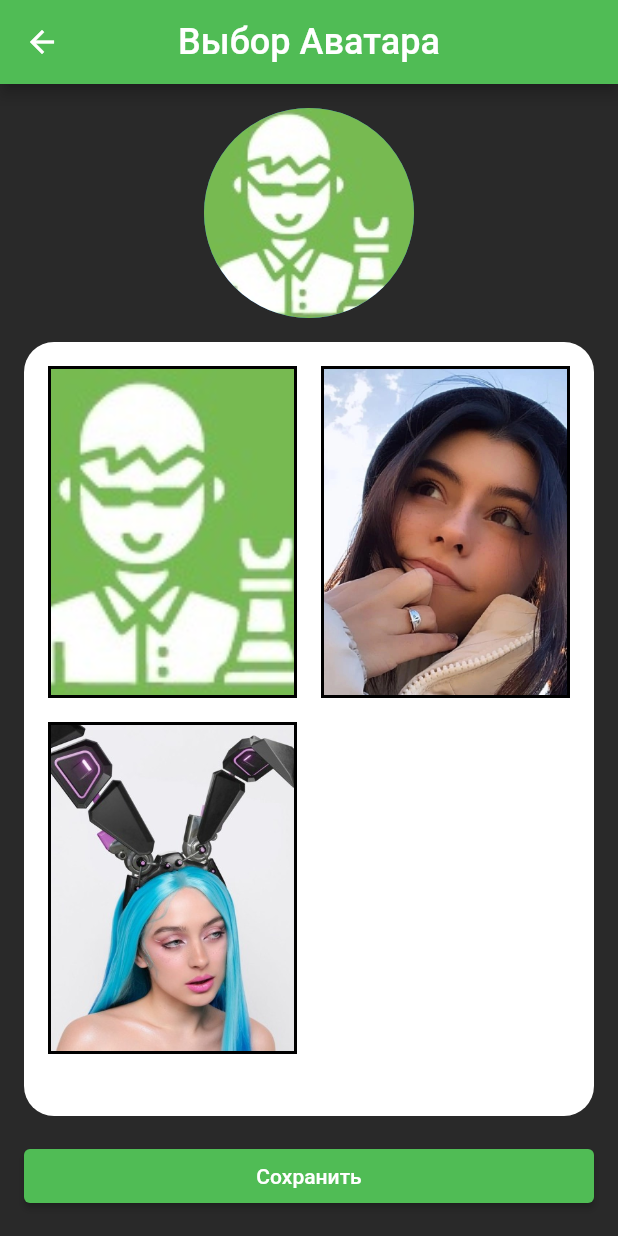
After one commit to RedJohn12345/BoardGameMeet_Client, a Flutter app: the ChooseAvatar screen opened by its route, on a phone screen of 412 x 824 dp. The commit adds this screen. Run offline on Flutter 3.47's test engine with Material 2 defaults, Android fonts, the phone set to English and light mode, and no system bars; missing offline and left inert: yandex_mapkit.

Commit message:
add design screens profile edit and choose avatar

```diff
--- a/lib/main.dart
+++ b/lib/main.dart
@@ -1,5 +1,6 @@
-
+import 'package:boardgm/screens/ChooseAvatarScreen.dart';
 import 'package:boardgm/screens/MapCity.dart';
+import 'package:boardgm/screens/ProfileEditScreen.dart';
 import 'package:boardgm/screens/ProfileScreen.dart';
 import 'package:boardgm/screens/changePassword.dart';
 import 'package:boardgm/screens/eventScreen.dart';
@@ -37,7 +38,10 @@ class FlutterApp extends StatelessWidget {
         '/eventShow': (context) => EventScreenShow(),
         '/members': (context) => MembersScreen(),
         '/profile': (context) => ProfileScreen(),
+        '/profileEdit': (context) => ProfileEditScreen(),
+        '/avatarChoose': (context) => ChooseAvatar(),
         '/map': (context) => MapCity(),
+
       },
     );
   }
--- /dev/null
+++ b/lib/screens/ChooseAvatarScreen.dart
@@ -0,0 +1,107 @@
+import 'package:flutter/material.dart';
+
+import '../model/event.dart';
+
+class ChooseAvatar extends StatefulWidget {
+
+
+  ChooseAvatar({super.key});
+
+  @override
+  State<ChooseAvatar> createState() => _ChooseAvatarState();
+}
+
+class _ChooseAvatarState extends State<ChooseAvatar> {
+
+  final List<AssetImage> images = [
+    AssetImage('assets/images/1.jpg'),
+    AssetImage('assets/images/2.jpg'),
+    AssetImage('assets/images/3.jpg'),
+  ];
+
+  String path = "assets/images/1.jpg";
+
+  @override
+  Widget build(BuildContext context) {
+    return Scaffold(
+      appBar: AppBar(
+        title:
+            Text("Выбор Аватара", style: TextStyle(fontSize: 24),),
+        //
+        centerTitle: true,
+        backgroundColor: Color(0xff50bc55),
+      ),
+      backgroundColor: Color(0xff292929),
+      body:
+        Container(
+          padding: EdgeInsets.fromLTRB(16, 0, 16, 0),
+          child: Column(
+            children: [
+              const SizedBox(height: 16,),
+              SizedBox(height: 140, width: 140,
+                child: CircleAvatar(
+                  backgroundImage: AssetImage(path),
+                  radius: 200,
+                ),
+              ),
+              const SizedBox(height: 16,),
+              Flexible(
+                child: Container(
+                  decoration: BoxDecoration(
+                      color: Colors.white,
+                      borderRadius: BorderRadius.circular(20)),
+                  padding: EdgeInsets.all(16),
+                  child: GridView.builder(
+                    itemCount: images.length,
+                    gridDelegate: SliverGridDelegateWithFixedCrossAxisCount(
+                      crossAxisCount: 2,
+                      childAspectRatio: 0.75,
+                      crossAxisSpacing: 16,
+                      mainAxisSpacing: 16,
+                    ),
+                    itemBuilder: (context, index) {
+                      return GestureDetector(
+                        onTap: () {
+                          setState(() {
+                            path = images[index].assetName;
+                          });
+                        },
+                        child: Container(
+                          decoration: BoxDecoration(
+                              border: Border.all(
+                              color: Colors.black,
+                              width: 2,
+                            ),
+                          ),
+                          child: Image(
+                            image: images[index],
+                            fit: BoxFit.cover,
+                          ),
+                        ),
+                      );
+                    },
+                  ),
+                ),
+              ),
+              const SizedBox(height: 16,),
+              Row(
+                  children: [
+                    Expanded(
+                      child: ElevatedButton( onPressed: () {
+                          Navigator.pop(context);
+                      },
+                        child: Text("Сохранить"),
+                        style: const ButtonStyle(backgroundColor: MaterialStatePropertyAll<Color>(Color(0xff50bc55))),
+                      ),
+                    ),]
+              ),
+
+              const SizedBox(height: 16,),
+            ],
+          ),
+        ),
+
+
+    );
+  }
+}
--- a/lib/screens/MapCity.dart
+++ b/lib/screens/MapCity.dart
@@ -78,7 +78,7 @@ class _MapCityState extends State<MapCity> {
     setState(() {
       _suggestions = [];
         result.items!.asMap().forEach((i, item) {
-          _suggestions.add(item.displayText);
+          _suggestions.add(item.title);
         });
     });
 
--- a/lib/screens/ProfileScreen.dart
+++ b/lib/screens/ProfileScreen.dart
@@ -55,7 +55,7 @@ class _ProfileScreenState extends State<ProfileScreen> {
         backgroundColor: Color(0xff50bc55),
         actions: [
           IconButton(onPressed: () {
-
+            Navigator.pushNamed(context, '/profileEdit', arguments: member);
           }, icon: Icon(Icons.settings))
         ],
       ),
--- a/lib/screens/mainScreen.dart
+++ b/lib/screens/mainScreen.dart
@@ -162,7 +162,7 @@ class MainScreen extends StatelessWidget {
                 Navigator.pushNamed(context, '/authorization');
               },
                 child: CircleAvatar(
-                  backgroundImage: AssetImage("images/2.jpg"),
+                  backgroundImage: AssetImage("assets/images/2.jpg"),
                   radius: 200,
                 ),
                 heroTag: 'avatar',
--- a/lib/screens/myEventsScreen.dart
+++ b/lib/screens/myEventsScreen.dart
@@ -154,7 +154,7 @@ class MyEventsScreen extends StatelessWidget {
                   Navigator.pushNamed(context, '/authorization');
                 },
                   child: CircleAvatar(
-                    backgroundImage: AssetImage("images/2.jpg"),
+                    backgroundImage: AssetImage("assets/images/2.jpg"),
                     radius: 200,
                   ),
                   heroTag: 'avatar',
--- a/lib/widgets/SexWidget.dart
+++ b/lib/widgets/SexWidget.dart
@@ -4,10 +4,11 @@ import '../model/Sex.dart';
 
 class SexWidget extends StatefulWidget {
 
-  Sex sex = Sex.NONE;
+  final Sex sex;
 
   SexWidget({
     super.key,
+    this.sex = Sex.NONE
   });
 
   @override
@@ -20,6 +21,7 @@ class _SexWidgetState extends State<SexWidget> {
 
   @override
   Widget build(BuildContext context) {
+    hintText = widget.sex == Sex.NONE ? null : widget.sex.title;
     return Container(
       padding: EdgeInsets.fromLTRB(15,5,15,5),
       decoration: BoxDecoration(
--- a/pubspec.yaml
+++ b/pubspec.yaml
@@ -62,7 +62,7 @@ flutter:
 
   # To add assets to your application, add an assets section, like this:
   assets:
-      - assets/images/
+    - assets/images/
 
   # An image asset can refer to one or more resolution-specific "variants", see
   # https://flutter.dev/assets-and-images/#resolution-aware
```
Also changed, not shown: lib/screens/MembersScreen.dart (+4 -4 lines), lib/screens/ProfileEditScreen.dart (+15 -9 lines), lib/widgets/CityWidget.dart (added, +36 -0 lines), assets/images/3.jpg (added).
